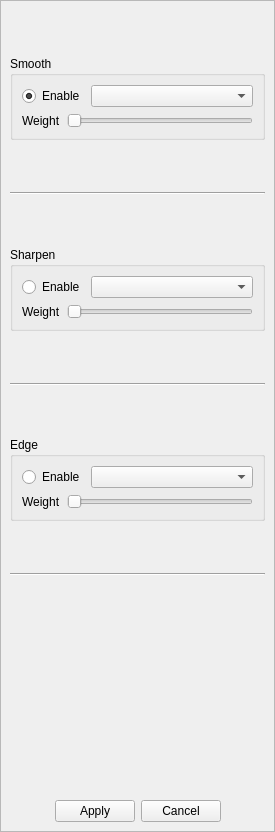
Above: src/filtermenu.ui from mattykakes/qcvTouchUp before the change. Below: the same form after it.
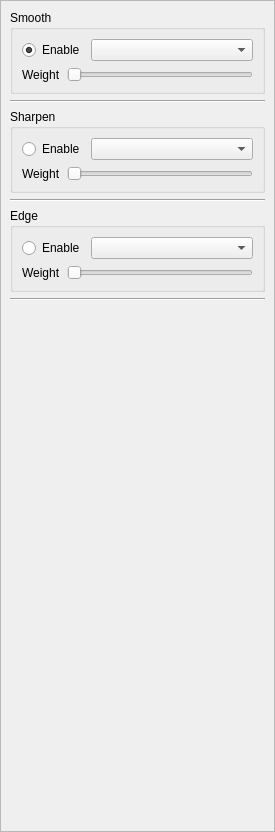
That is the form after the change. Icons and pictures are not drawn.

```diff
--- a/src/filtermenu.ui
+++ b/src/filtermenu.ui
@@ -44,19 +44,6 @@
     </rect>
    </property>
    <layout class="QVBoxLayout" name="verticalLayout">
-    <item>
-     <spacer name="verticalSpacer_3">
-      <property name="orientation">
-       <enum>Qt::Vertical</enum>
-      </property>
-      <property name="sizeHint" stdset="0">
-       <size>
-        <width>20</width>
-        <height>40</height>
-       </size>
-      </property>
-     </spacer>
-    </item>
     <item>
      <widget class="QGroupBox" name="groupBox_Smooth">
       <property name="title">
@@ -64,8 +51,6 @@
       </property>
       <layout class="QVBoxLayout" name="verticalLayout_6">
        <item>
-        <layout class="QVBoxLayout" name="verticalLayout_GroupBoxSmooth">
-         <item>
           <layout class="QHBoxLayout" name="horizontalLayout_SmoothCombo">
            <item>
             <widget class="QRadioButton" name="radioButton_SmoothEnable">
@@ -129,24 +114,8 @@
           </layout>
          </item>
         </layout>
-       </item>
-      </layout>
-      <zorder></zorder>
      </widget>
     </item>
-    <item>
-     <spacer name="verticalSpacer_2">
-      <property name="orientation">
-       <enum>Qt::Vertical</enum>
-      </property>
-      <property name="sizeHint" stdset="0">
-       <size>
-        <width>20</width>
-        <height>40</height>
-       </size>
-      </property>
-     </spacer>
-    </item>
     <item>
      <widget class="Line" name="line_2">
       <property name="orientation">
@@ -154,19 +123,6 @@
       </property>
      </widget>
     </item>
-    <item>
-     <spacer name="verticalSpacer">
-      <property name="orientation">
-       <enum>Qt::Vertical</enum>
-      </property>
-      <property name="sizeHint" stdset="0">
-       <size>
-        <width>20</width>
-        <height>40</height>
-       </size>
-      </property>
-     </spacer>
-    </item>
     <item>
      <widget class="QGroupBox" name="groupBox_Sharpen">
       <property name="title">
@@ -180,8 +136,6 @@
       </property>
       <layout class="QVBoxLayout" name="verticalLayout_4">
        <item>
-        <layout class="QVBoxLayout" name="verticalLayout_GroupBoxSharpen">
-         <item>
           <layout class="QHBoxLayout" name="horizontalLayout_SharpenCombo">
            <item>
             <widget class="QRadioButton" name="radioButton_SharpenEnable">
@@ -245,24 +199,8 @@
           </layout>
          </item>
         </layout>
-       </item>
-      </layout>
-      <zorder></zorder>
      </widget>
     </item>
-    <item>
-     <spacer name="verticalSpacer_4">
-      <property name="orientation">
-       <enum>Qt::Vertical</enum>
-      </property>
-      <property name="sizeHint" stdset="0">
-       <size>
-        <width>20</width>
-        <height>40</height>
-       </size>
-      </property>
-     </spacer>
-    </item>
     <item>
      <widget class="Line" name="line">
       <property name="orientation">
@@ -270,19 +208,6 @@
       </property>
      </widget>
     </item>
-    <item>
-     <spacer name="verticalSpacer_7">
-      <property name="orientation">
-       <enum>Qt::Vertical</enum>
-      </property>
-      <property name="sizeHint" stdset="0">
-       <size>
-        <width>20</width>
-        <height>40</height>
-       </size>
-      </property>
-     </spacer>
-    </item>
     <item>
      <widget class="QGroupBox" name="groupBox_Edge">
       <property name="title">
@@ -290,8 +215,6 @@
       </property>
       <layout class="QVBoxLayout" name="verticalLayout_3">
        <item>
-        <layout class="QVBoxLayout" name="verticalLayout_2">
-         <item>
           <layout class="QHBoxLayout" name="horizontalLayout_EdgeCombo">
            <item>
             <widget class="QRadioButton" name="radioButton_EdgeEnable">
@@ -361,24 +284,8 @@
           </layout>
          </item>
         </layout>
-       </item>
-      </layout>
-      <zorder></zorder>
      </widget>
     </item>
-    <item>
-     <spacer name="verticalSpacer_5">
-      <property name="orientation">
-       <enum>Qt::Vertical</enum>
-      </property>
-      <property name="sizeHint" stdset="0">
-       <size>
-        <width>20</width>
-        <height>40</height>
-       </size>
-      </property>
-     </spacer>
-    </item>
     <item>
      <widget class="Line" name="line_3">
       <property name="orientation">
@@ -476,50 +383,6 @@
       </property>
      </spacer>
     </item>
-    <item>
-     <layout class="QHBoxLayout" name="horizontalLayoutApplyCancel">
-      <item>
-       <spacer name="horizontalSpacerApply">
-        <property name="orientation">
-         <enum>Qt::Horizontal</enum>
-        </property>
-        <property name="sizeHint" stdset="0">
-         <size>
-          <width>40</width>
-          <height>20</height>
-         </size>
-        </property>
-       </spacer>
-      </item>
-      <item>
-       <widget class="QPushButton" name="pushButton_Apply">
-        <property name="text">
-         <string>Apply</string>
-        </property>
-       </widget>
-      </item>
-      <item>
-       <widget class="QPushButton" name="pushButton_Cancel">
-        <property name="text">
-         <string>Cancel</string>
-        </property>
-       </widget>
-      </item>
-      <item>
-       <spacer name="horizontalSpacerCancel">
-        <property name="orientation">
-         <enum>Qt::Horizontal</enum>
-        </property>
-        <property name="sizeHint" stdset="0">
-         <size>
-          <width>40</width>
-          <height>20</height>
-         </size>
-        </property>
-       </spacer>
-      </item>
-     </layout>
-    </item>
    </layout>
   </widget>
  </widget>
```
Lines whose indentation alone changed are shown as unchanged.
